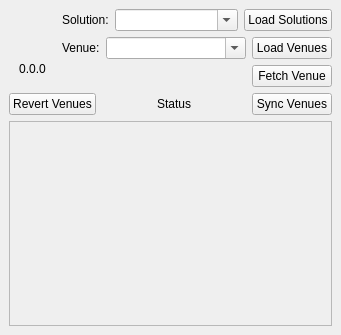
Before: the Qt Designer form mi_companion/gui/dock_widget.ui in MapsPeople/mi_companion, drawn with Qt 5.
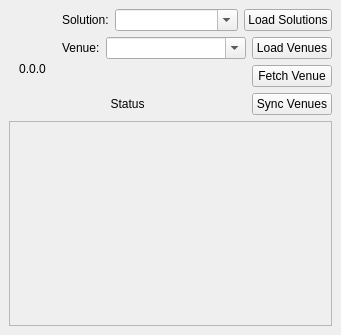
After: the same form once the commit is applied.

The edit to the form file:
```diff
--- a/mi_companion/gui/dock_widget.ui
+++ b/mi_companion/gui/dock_widget.ui
@@ -188,20 +188,7 @@
                     </layout>
                 </item>
                 <item>
-                    <layout class="QHBoxLayout" name="horizontalLayout">
-                        <item>
-                            <widget class="QPushButton" name="revert_button">
-                                <property name="sizePolicy">
-                                    <sizepolicy hsizetype="Maximum" vsizetype="Fixed">
-                                        <horstretch>0</horstretch>
-                                        <verstretch>0</verstretch>
-                                    </sizepolicy>
-                                </property>
-                                <property name="text">
-                                    <string>Revert Venues</string>
-                                </property>
-                            </widget>
-                        </item>
+     <layout class="QHBoxLayout" name="sync_layout">
                         <item>
                             <widget class="QLabel" name="changes_label">
                                 <property name="sizePolicy">
```
Lines whose indentation alone changed are shown as unchanged.
